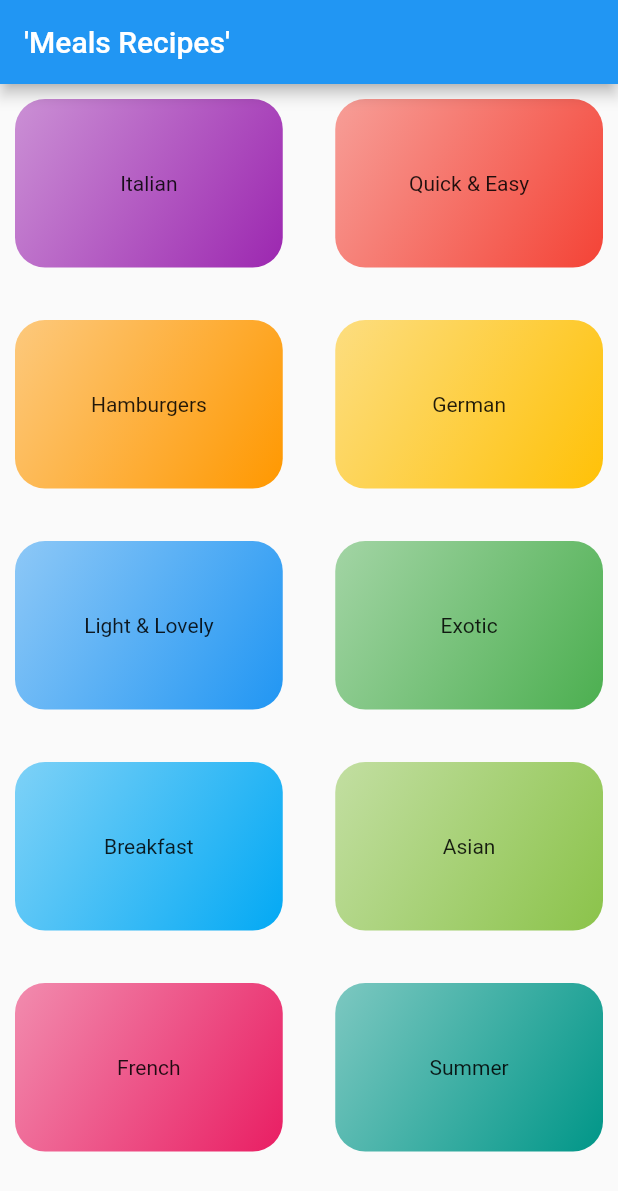
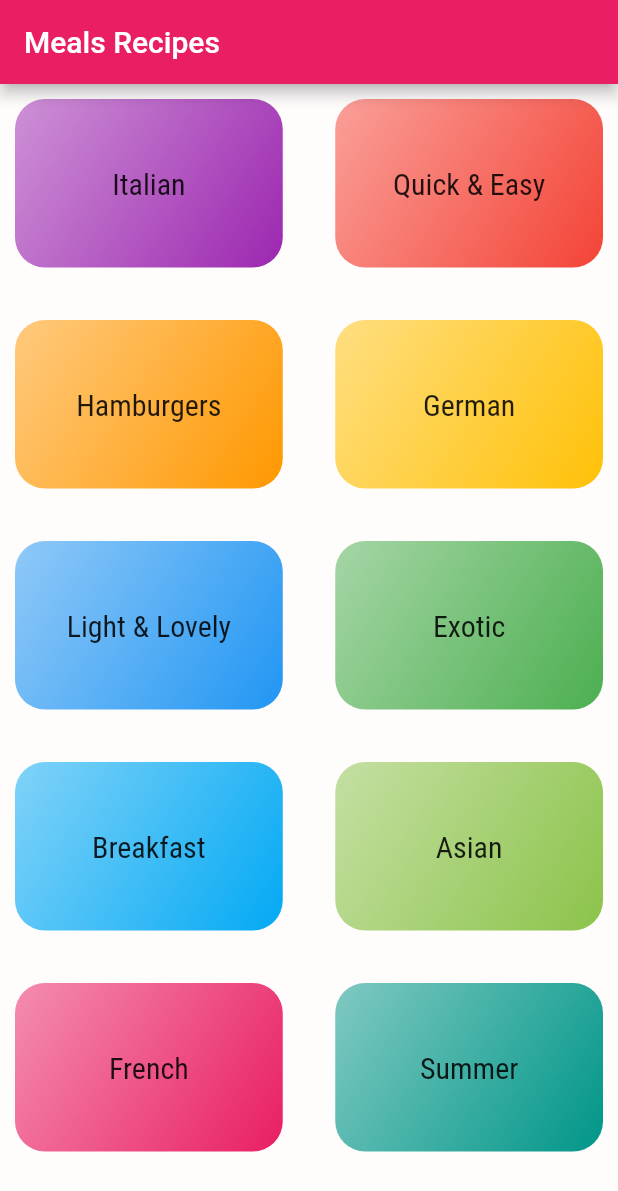
Before and after one commit to M-Madhavreddy/meals_app, a Flutter app: the screen it shows after launch, on a phone screen of 412 x 824 dp. Shown: the top 1191 px of the screen. Run offline on Flutter 3.47's test engine with Material 2 defaults, Android fonts, the phone set to English and light mode, and no system bars.

Commit message:
styling And Themeing

```diff
--- a/lib/main.dart
+++ b/lib/main.dart
@@ -12,7 +12,25 @@ class MyApp extends StatelessWidget {
       debugShowCheckedModeBanner: false,
       title: 'Meals Recipes',
      theme: ThemeData(
-       primarySwatch: Colors.blue,
+       primarySwatch: Colors.pink,
+       accentColor: Colors.amber,
+       canvasColor: Color.fromRGBO(255, 250, 250, 0.7),
+       fontFamily: 'Raleway',
+         textTheme: ThemeData.light().textTheme.copyWith(
+       bodyText1: TextStyle(
+       color : Color.fromRGBO(20, 50, 50, 1),
+       ),
+             bodyText2 : TextStyle(
+         color : Color.fromRGBO(20, 50, 50, 1),
+                 fontFamily : 'RobotoCondensed' ,
+             ),
+           subtitle1 : TextStyle(
+             fontSize: 20,
+             fontFamily : 'RobotoCondensed',
+           )
+
+
+    )
      ),
      home : const _MyHomePage(),
     );
@@ -26,7 +44,7 @@ class _MyHomePage extends StatelessWidget {
   Widget build(BuildContext context) {
     return  Scaffold(
        appBar: AppBar(
-         title: Text("'Meals Recipes'"),
+         title: Text("Meals Recipes"),
        ),
       body: categoryScreen(),
     );
--- a/lib/modals/categoryview.dart
+++ b/lib/modals/categoryview.dart
@@ -9,23 +9,24 @@ class categoryView extends StatelessWidget {
   categoryView({
     required this.bgcolor,
     required this.title,
-});
+  });
   @override
   Widget build(BuildContext context) {
     return Padding(
       padding: const EdgeInsets.all(10.0),
       child: Container(
-        child: Center(child: Text(title)),
         decoration: BoxDecoration(
-          borderRadius: BorderRadius.circular(20),
-          gradient: LinearGradient(
-            colors: [bgcolor.withOpacity(0.5),
-                     bgcolor],
-            begin: Alignment.topLeft,
-            end:Alignment.bottomRight,
-
-          )
-        ),
+            borderRadius: BorderRadius.circular(20),
+            gradient: LinearGradient(
+              colors: [bgcolor.withOpacity(0.5), bgcolor],
+              begin: Alignment.topLeft,
+              end: Alignment.bottomRight,
+            )),
+        child: Center(
+            child: Text(
+          title,
+          style: Theme.of(context).textTheme.subtitle1,
+        ),),
       ),
     );
   }
```
Also changed, not shown: pubspec.yaml (+20 -12 lines), lib/Assets/fonts/Raleway-Black.ttf (added), lib/Assets/fonts/Raleway-Bold.ttf (added), lib/Assets/fonts/Raleway-Regular.ttf (added), lib/Assets/fonts/RobotoCondensed-Bold.ttf (added), lib/Assets/fonts/RobotoCondensed-Italic.ttf (added), lib/Assets/fonts/RobotoCondensed-Light.ttf (added), lib/Assets/fonts/RobotoCondensed-Regular.ttf (added).
